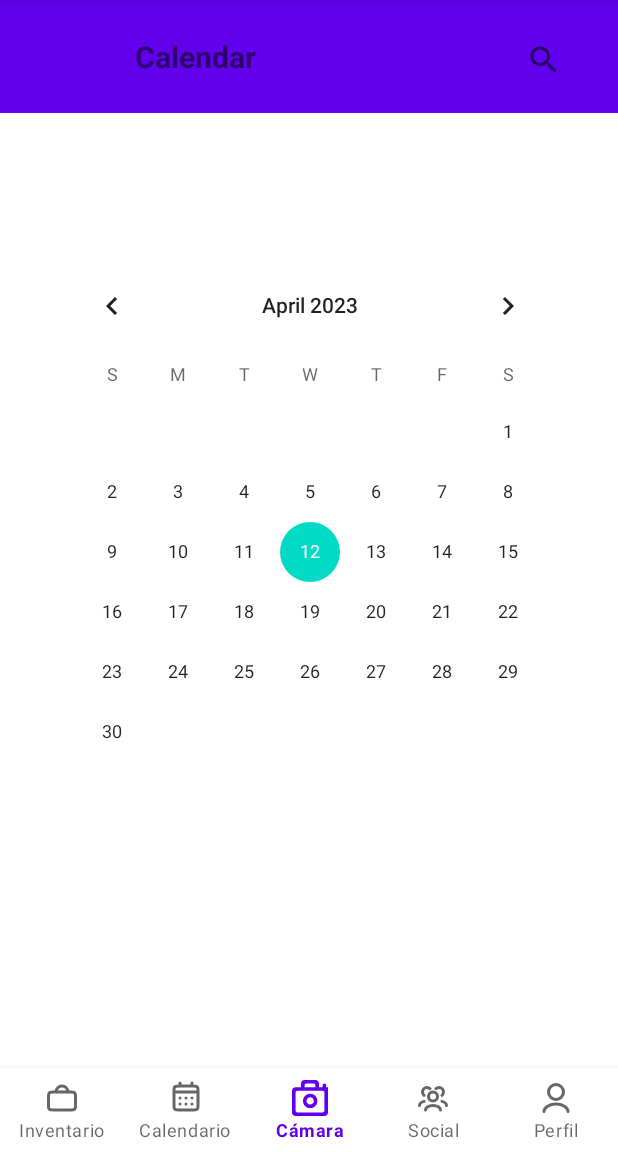
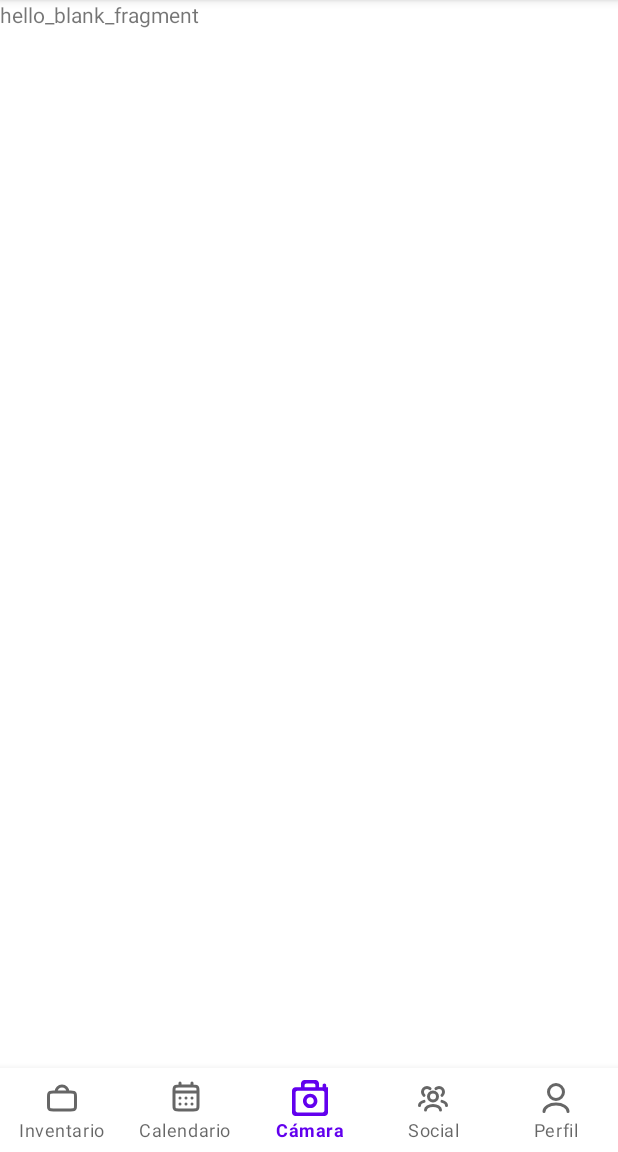
Before and after one commit to anton-gendra/plant-planner, an Android app: the MainActivity screen opened directly, with no data from a screen before it, item 3 of the bottom bar chosen, on a phone screen of 412 x 824 dp, the part 84-1236 px from its top. Run offline under Robolectric (Android 15) with nearby library versions, the phone set to English and light mode, and no system bars.

Commit message:
Fragments iniciales para Camara y Perfil

```diff
--- a/app/src/main/java/com/apm/plant_planner/MainActivity.kt
+++ b/app/src/main/java/com/apm/plant_planner/MainActivity.kt
@@ -4,9 +4,7 @@
 import android.os.Bundle
 import android.widget.Toast
 import androidx.fragment.app.Fragment
-import com.apm.plant_planner.ui.CalendarFragment
-import com.apm.plant_planner.ui.EmptyInventoryFragment
-import com.apm.plant_planner.ui.SocialFragment
+import com.apm.plant_planner.ui.*
 import com.google.android.material.bottomnavigation.BottomNavigationView
 
 class MainActivity : AppCompatActivity() {
@@ -25,21 +23,19 @@
         lateinit var selectedFragment: Fragment
         when (it.itemId) {
             R.id.page_inventory -> {
-                Toast.makeText(applicationContext, "DEBUG: Inventory.", Toast.LENGTH_SHORT).show()
                 selectedFragment = EmptyInventoryFragment()
             }
             R.id.page_calendar -> {
-                Toast.makeText(applicationContext, "DEBUG: Calendar.", Toast.LENGTH_SHORT).show()
                 selectedFragment = CalendarFragment()
             }
             R.id.page_camera -> {
-                Toast.makeText(applicationContext, "Camera not implemented yet.", Toast.LENGTH_SHORT).show()
+                selectedFragment = CameraFragment()
             }
             R.id.page_social -> {
                 selectedFragment = SocialFragment()
             }
-            R.id.page_camera -> {
-                Toast.makeText(applicationContext, "Profile not implemented yet.", Toast.LENGTH_SHORT).show()
+            R.id.page_profile -> {
+                selectedFragment = ProfileFragment()
             }
         }
         supportFragmentManager.beginTransaction().replace(R.id.navHostFragment, selectedFragment).commit()
--- /dev/null
+++ b/app/src/main/java/com/apm/plant_planner/ui/CameraFragment.kt
@@ -0,0 +1,60 @@
+package com.apm.plant_planner.ui
+
+import android.os.Bundle
+import androidx.fragment.app.Fragment
+import android.view.LayoutInflater
+import android.view.View
+import android.view.ViewGroup
+import com.apm.plant_planner.R
+
+// TODO: Rename parameter arguments, choose names that match
+// the fragment initialization parameters, e.g. ARG_ITEM_NUMBER
+private const val ARG_PARAM1 = "param1"
+private const val ARG_PARAM2 = "param2"
+
+/**
+ * A simple [Fragment] subclass.
+ * Use the [CameraFragment.newInstance] factory method to
+ * create an instance of this fragment.
+ */
+class CameraFragment : Fragment() {
+    // TODO: Rename and change types of parameters
+    private var param1: String? = null
+    private var param2: String? = null
+
+    override fun onCreate(savedInstanceState: Bundle?) {
+        super.onCreate(savedInstanceState)
+        arguments?.let {
+            param1 = it.getString(ARG_PARAM1)
+            param2 = it.getString(ARG_PARAM2)
+        }
+    }
+
+    override fun onCreateView(
+        inflater: LayoutInflater, container: ViewGroup?,
+        savedInstanceState: Bundle?
+    ): View? {
+        // Inflate the layout for this fragment
+        return inflater.inflate(R.layout.fragment_camera, container, false)
+    }
+
+    companion object {
+        /**
+         * Use this factory method to create a new instance of
+         * this fragment using the provided parameters.
+         *
+         * @param param1 Parameter 1.
+         * @param param2 Parameter 2.
+         * @return A new instance of fragment CameraFragment.
+         */
+        // TODO: Rename and change types and number of parameters
+        @JvmStatic
+        fun newInstance(param1: String, param2: String) =
+            CameraFragment().apply {
+                arguments = Bundle().apply {
+                    putString(ARG_PARAM1, param1)
+                    putString(ARG_PARAM2, param2)
+                }
+            }
+    }
+}
--- /dev/null
+++ b/app/src/main/res/layout/fragment_camera.xml
@@ -0,0 +1,14 @@
+<?xml version="1.0" encoding="utf-8"?>
+<FrameLayout xmlns:android="http://schemas.android.com/apk/res/android"
+    xmlns:tools="http://schemas.android.com/tools"
+    android:layout_width="match_parent"
+    android:layout_height="match_parent"
+    tools:context=".ui.CameraFragment">
+
+    <!-- TODO: Update blank fragment layout -->
+    <TextView
+        android:layout_width="match_parent"
+        android:layout_height="match_parent"
+        android:text="hello_blank_fragment" />
+
+</FrameLayout>
```
Also changed, not shown: app/src/main/java/com/apm/plant_planner/ui/ProfileFragment.kt (added, +60 -0 lines), app/src/main/res/layout/fragment_profile.xml (added, +14 -0 lines).
